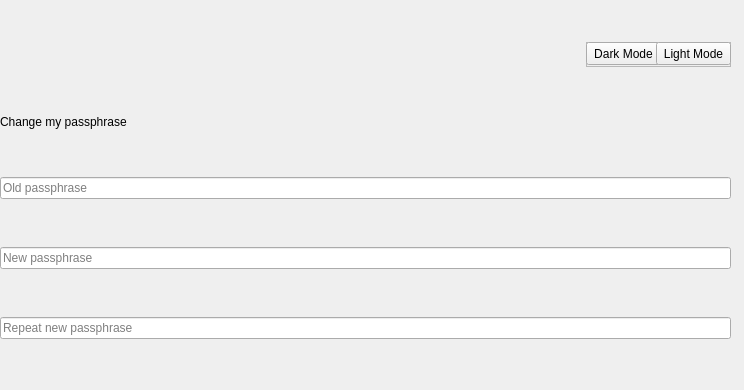
Qt form src/qt/forms/optionspage.ui (pedrorv0106/DAPS) before a commit.
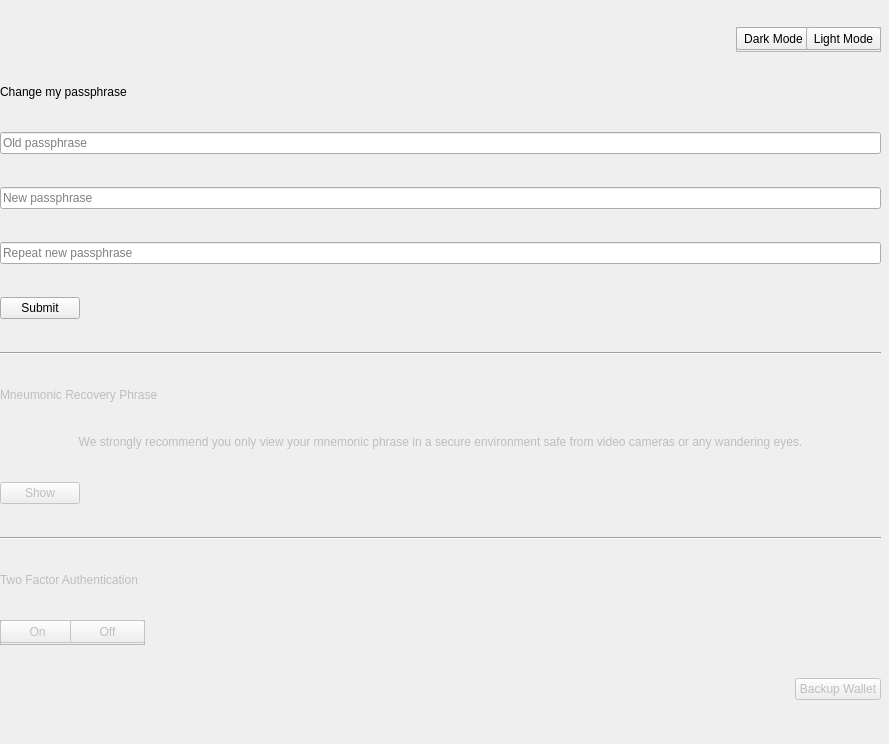
The same form after that commit.

Commit message: DAPS-306 reset password

Patch:
```diff
--- a/src/qt/forms/optionspage.ui
+++ b/src/qt/forms/optionspage.ui
@@ -6,10 +6,16 @@
    <rect>
     <x>0</x>
     <y>0</y>
-    <width>744</width>
-    <height>390</height>
+    <width>889</width>
+    <height>744</height>
    </rect>
   </property>
+  <property name="sizePolicy">
+   <sizepolicy hsizetype="Expanding" vsizetype="Expanding">
+    <horstretch>0</horstretch>
+    <verstretch>0</verstretch>
+   </sizepolicy>
+  </property>
   <property name="windowTitle">
    <string>Dialog</string>
   </property>
@@ -18,11 +24,14 @@
     <rect>
      <x>0</x>
      <y>0</y>
-     <width>731</width>
-     <height>381</height>
+     <width>881</width>
+     <height>741</height>
     </rect>
    </property>
-   <layout class="QVBoxLayout" name="verticalLayout">
+   <layout class="QVBoxLayout" name="verticalLayout" stretch="1,1,1,1,1,1,1,1,0,0,0,0,0,0">
+    <property name="sizeConstraint">
+     <enum>QLayout::SetMinimumSize</enum>
+    </property>
     <item>
      <widget class="QFrame" name="frame">
       <property name="sizePolicy">
@@ -96,7 +105,7 @@
      </widget>
     </item>
     <item>
-     <widget class="QLabel" name="label">
+     <widget class="QLabel" name="labelPassword">
       <property name="sizePolicy">
        <sizepolicy hsizetype="Preferred" vsizetype="Maximum">
         <horstretch>0</horstretch>
@@ -109,26 +118,220 @@
      </widget>
     </item>
     <item>
-     <widget class="QLineEdit" name="lineEdit_3">
+     <widget class="QLineEdit" name="lineEditOldPass">
+      <property name="echoMode">
+       <enum>QLineEdit::Password</enum>
+      </property>
       <property name="placeholderText">
        <string>Old passphrase</string>
       </property>
      </widget>
     </item>
     <item>
-     <widget class="QLineEdit" name="lineEdit">
+     <widget class="QLineEdit" name="lineEditNewPass">
+      <property name="echoMode">
+       <enum>QLineEdit::Password</enum>
+      </property>
       <property name="placeholderText">
        <string>New passphrase</string>
       </property>
      </widget>
     </item>
     <item>
-     <widget class="QLineEdit" name="lineEdit_2">
+     <widget class="QLineEdit" name="lineEditNewPassRepeat">
+      <property name="echoMode">
+       <enum>QLineEdit::Password</enum>
+      </property>
       <property name="placeholderText">
        <string>Repeat new passphrase</string>
       </property>
      </widget>
     </item>
+    <item>
+     <widget class="QPushButton" name="pushButtonPassword">
+      <property name="sizePolicy">
+       <sizepolicy hsizetype="Maximum" vsizetype="Maximum">
+        <horstretch>0</horstretch>
+        <verstretch>0</verstretch>
+       </sizepolicy>
+      </property>
+      <property name="text">
+       <string>Submit</string>
+      </property>
+     </widget>
+    </item>
+    <item>
+     <widget class="Line" name="line">
+      <property name="orientation">
+       <enum>Qt::Horizontal</enum>
+      </property>
+     </widget>
+    </item>
+    <item>
+     <widget class="QLabel" name="labelMneumonicRecovery">
+      <property name="enabled">
+       <bool>false</bool>
+      </property>
+      <property name="sizePolicy">
+       <sizepolicy hsizetype="Maximum" vsizetype="Maximum">
+        <horstretch>0</horstretch>
+        <verstretch>0</verstretch>
+       </sizepolicy>
+      </property>
+      <property name="text">
+       <string>Mneumonic Recovery Phrase</string>
+      </property>
+     </widget>
+    </item>
+    <item>
+     <widget class="QLabel" name="labelRecoveryDescription">
+      <property name="enabled">
+       <bool>false</bool>
+      </property>
+      <property name="sizePolicy">
+       <sizepolicy hsizetype="Preferred" vsizetype="Maximum">
+        <horstretch>0</horstretch>
+        <verstretch>0</verstretch>
+       </sizepolicy>
+      </property>
+      <property name="text">
+       <string>We strongly recommend you only view your mnemonic phrase in a secure environment safe from video cameras or any wandering eyes.</string>
+      </property>
+      <property name="alignment">
+       <set>Qt::AlignCenter</set>
+      </property>
+     </widget>
+    </item>
+    <item>
+     <widget class="QPushButton" name="pushButtonRecovery">
+      <property name="enabled">
+       <bool>false</bool>
+      </property>
+      <property name="sizePolicy">
+       <sizepolicy hsizetype="Maximum" vsizetype="Fixed">
+        <horstretch>0</horstretch>
+        <verstretch>0</verstretch>
+       </sizepolicy>
+      </property>
+      <property name="text">
+       <string>Show</string>
+      </property>
+     </widget>
+    </item>
+    <item>
+     <widget class="Line" name="line_2">
+      <property name="orientation">
+       <enum>Qt::Horizontal</enum>
+      </property>
+     </widget>
+    </item>
+    <item>
+     <widget class="QLabel" name="label">
+      <property name="enabled">
+       <bool>false</bool>
+      </property>
+      <property name="sizePolicy">
+       <sizepolicy hsizetype="Maximum" vsizetype="Maximum">
+        <horstretch>0</horstretch>
+        <verstretch>0</verstretch>
+       </sizepolicy>
+      </property>
+      <property name="text">
+       <string>Two Factor Authentication</string>
+      </property>
+     </widget>
+    </item>
+    <item>
+     <widget class="QFrame" name="frame_2">
+      <property name="sizePolicy">
+       <sizepolicy hsizetype="Maximum" vsizetype="Maximum">
+        <horstretch>0</horstretch>
+        <verstretch>0</verstretch>
+       </sizepolicy>
+      </property>
+      <property name="maximumSize">
+       <size>
+        <width>145</width>
+        <height>25</height>
+       </size>
+      </property>
+      <property name="layoutDirection">
+       <enum>Qt::LeftToRight</enum>
+      </property>
+      <property name="frameShape">
+       <enum>QFrame::StyledPanel</enum>
+      </property>
+      <property name="frameShadow">
+       <enum>QFrame::Raised</enum>
+      </property>
+      <widget class="QPushButton" name="pushButton2FAOn">
+       <property name="enabled">
+        <bool>false</bool>
+       </property>
+       <property name="geometry">
+        <rect>
+         <x>0</x>
+         <y>0</y>
+         <width>75</width>
+         <height>23</height>
+        </rect>
+       </property>
+       <property name="sizePolicy">
+        <sizepolicy hsizetype="Fixed" vsizetype="Fixed">
+         <horstretch>0</horstretch>
+         <verstretch>0</verstretch>
+        </sizepolicy>
+       </property>
+       <property name="layoutDirection">
+        <enum>Qt::LeftToRight</enum>
+       </property>
+       <property name="text">
+        <string>On</string>
+       </property>
+      </widget>
+      <widget class="QPushButton" name="pushButton2FAOff">
+       <property name="enabled">
+        <bool>false</bool>
+       </property>
+       <property name="geometry">
+        <rect>
+         <x>70</x>
+         <y>0</y>
+         <width>75</width>
+         <height>23</height>
+        </rect>
+       </property>
+       <property name="sizePolicy">
+        <sizepolicy hsizetype="Fixed" vsizetype="Fixed">
+         <horstretch>0</horstretch>
+         <verstretch>0</verstretch>
+        </sizepolicy>
+       </property>
+       <property name="text">
+        <string>Off</string>
+       </property>
+      </widget>
+     </widget>
+    </item>
+    <item>
+     <widget class="QPushButton" name="pushButtonBackup">
+      <property name="enabled">
+       <bool>false</bool>
+      </property>
+      <property name="sizePolicy">
+       <sizepolicy hsizetype="Maximum" vsizetype="Fixed">
+        <horstretch>0</horstretch>
+        <verstretch>0</verstretch>
+       </sizepolicy>
+      </property>
+      <property name="layoutDirection">
+       <enum>Qt::RightToLeft</enum>
+      </property>
+      <property name="text">
+       <string>Backup Wallet</string>
+      </property>
+     </widget>
+    </item>
    </layout>
   </widget>
  </widget>
```
The commit also changes 3 other files.
